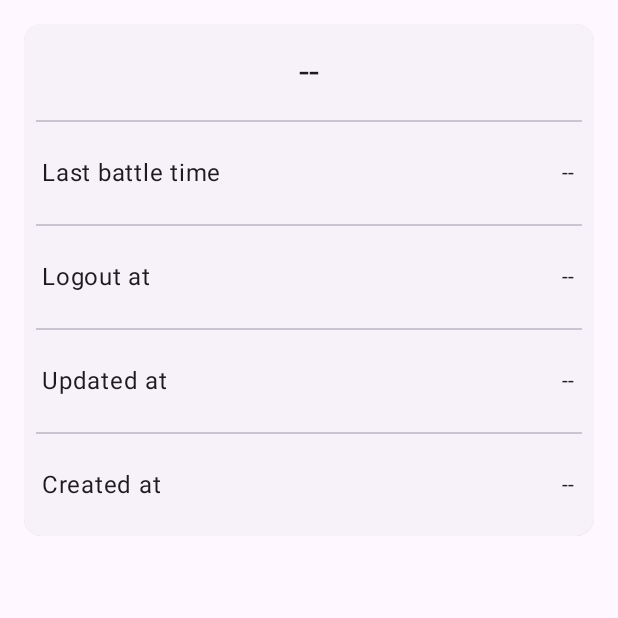
After one commit to AndriiHusiev/DynamicAssistant, an Android app built with Jetpack Compose: the composable DetailsContent called with empty values, on a phone screen of 412 x 824 dp, the top half of it. The commit adds this screen. Run offline under Robolectric (Android 15) with nearby library versions, the phone set to English and light mode, and no system bars.

Commit message:
Added Details screen, to Main Screen added snackbar and loading indicator.

```diff
--- /dev/null
+++ b/app/src/main/java/com/husiev/dynassist/components/main/composables/DetailsContent.kt
@@ -0,0 +1,150 @@
+package com.husiev.dynassist.components.main.composables
+
+import android.content.res.Configuration
+import androidx.compose.foundation.layout.Arrangement
+import androidx.compose.foundation.layout.PaddingValues
+import androidx.compose.foundation.layout.Row
+import androidx.compose.foundation.layout.fillMaxSize
+import androidx.compose.foundation.layout.fillMaxWidth
+import androidx.compose.foundation.layout.padding
+import androidx.compose.foundation.lazy.LazyColumn
+import androidx.compose.foundation.lazy.rememberLazyListState
+import androidx.compose.foundation.shape.RoundedCornerShape
+import androidx.compose.material3.CardDefaults
+import androidx.compose.material3.ElevatedCard
+import androidx.compose.material3.MaterialTheme
+import androidx.compose.material3.Surface
+import androidx.compose.material3.Text
+import androidx.compose.runtime.Composable
+import androidx.compose.ui.Alignment
+import androidx.compose.ui.Modifier
+import androidx.compose.ui.draw.clip
+import androidx.compose.ui.res.dimensionResource
+import androidx.compose.ui.res.stringResource
+import androidx.compose.ui.text.style.TextAlign
+import androidx.compose.ui.text.style.TextOverflow
+import androidx.compose.ui.tooling.preview.Preview
+import com.husiev.dynassist.R
+import com.husiev.dynassist.components.main.utils.AccountPersonalData
+import com.husiev.dynassist.components.main.utils.NO_DATA
+import com.husiev.dynassist.database.entity.asStringDate
+import com.husiev.dynassist.ui.theme.DynamicAssistantTheme
+
+@Composable
+fun DetailsContent(
+	detailsData: AccountPersonalData?,
+	modifier: Modifier = Modifier,
+) {
+	val state = rememberLazyListState()
+
+	LazyColumn(
+		modifier = modifier.fillMaxSize(),
+		state = state,
+		verticalArrangement = Arrangement.spacedBy(dimensionResource(R.dimen.padding_big)),
+		contentPadding = PaddingValues(dimensionResource(R.dimen.padding_big)),
+	) {
+		item {
+			ElevatedCard(
+				modifier = modifier.clip(RoundedCornerShape(dimensionResource(R.dimen.padding_medium))),
+				shape = RoundedCornerShape(dimensionResource(R.dimen.padding_medium)),
+				elevation = CardDefaults.elevatedCardElevation(
+					dimensionResource(R.dimen.padding_extra_small)
+				)
+			) {
+				Text(
+					text = detailsData?.nickname ?: NO_DATA,
+					modifier = Modifier
+						.padding(dimensionResource(R.dimen.padding_big))
+						.fillMaxWidth(),
+					textAlign = TextAlign.Center,
+					overflow = TextOverflow.Ellipsis,
+					maxLines = 1,
+					style = MaterialTheme.typography.headlineSmall
+				)
+
+				MainDivider()
+				DetailsCardItem(
+					title = stringResource(R.string.last_battle_time),
+					text = detailsData?.lastBattleTime ?: NO_DATA
+				)
+
+				MainDivider()
+				DetailsCardItem(
+					title = stringResource(R.string.logout_at),
+					text = detailsData?.logoutAt ?: NO_DATA
+				)
+
+				MainDivider()
+				DetailsCardItem(
+					title = stringResource(R.string.updated_at),
+					text = detailsData?.updatedAt ?: NO_DATA
+				)
+
+				MainDivider()
+				DetailsCardItem(
+					title = stringResource(R.string.created_at),
+					text = detailsData?.createdAt ?: NO_DATA
+				)
+			}
+		}
+	}
+}
+
+@Composable
+fun DetailsCardItem(
+	title: String,
+	text: String,
+	modifier: Modifier = Modifier,
+) {
+	Row(
+		modifier = modifier.fillMaxWidth(),
+		verticalAlignment = Alignment.CenterVertically,
+		horizontalArrangement = Arrangement.SpaceBetween
+	) {
+		Text(
+			text = title,
+			modifier = Modifier
+				.padding(
+					horizontal = dimensionResource(R.dimen.padding_medium),
+					vertical = dimensionResource(R.dimen.padding_large),
+				),
+			style = MaterialTheme.typography.bodyLarge
+		)
+
+		Text(
+			text = text,
+			modifier = Modifier
+				.padding(
+					horizontal = dimensionResource(R.dimen.padding_medium),
+					vertical = dimensionResource(R.dimen.padding_large),
+				),
+			style = MaterialTheme.typography.bodyMedium
+		)
+	}
+}
+
+@Preview(showBackground = true)
+@Preview(showBackground = true, uiMode = Configuration.UI_MODE_NIGHT_YES)
+@Composable
+fun DetailsContentPreview() {
+	DynamicAssistantTheme {
+		Surface(
+			color = MaterialTheme.colorScheme.background
+		) {
+//			DetailsContent(null)
+
+			DetailsContent(
+				AccountPersonalData(
+					accountId = 1,
+					nickname = "CoolNickname",
+					lastBattleTime = 1669914970.asStringDate(),
+					createdAt = 1282720111.asStringDate(),
+					updatedAt = 1692550413.asStringDate(),
+					logoutAt = 1687009120.asStringDate(),
+					clanId = null,
+					globalRating = 10563
+				)
+			)
+		}
+	}
+}
--- a/app/src/main/java/com/husiev/dynassist/components/main/navigation/DaNavHost.kt
+++ b/app/src/main/java/com/husiev/dynassist/components/main/navigation/DaNavHost.kt
@@ -28,5 +28,9 @@ fun DaNavHost(
 		technicsScreen(onClick = {})
 
 		sessionsScreen(onClick = {})
+
+		detailsScreen(
+			detailsData = personalData,
+		)
 	}
 }
--- a/app/src/main/java/com/husiev/dynassist/components/main/utils/Result.kt
+++ b/app/src/main/java/com/husiev/dynassist/components/main/utils/Result.kt
@@ -9,6 +9,7 @@ sealed interface Result<out T> {
 	data class Success<T>(val data: T) : Result<T>
 	data class Error(val exception: Throwable? = null) : Result<Nothing>
 	object Loading : Result<Nothing>
+	object StandBy : Result<Nothing>
 }
 
 fun <T> Flow<T>.asResult(): Flow<Result<T>> {
--- a/app/src/main/res/values/strings.xml
+++ b/app/src/main/res/values/strings.xml
@@ -24,6 +24,8 @@
     <string name="summary_header_performance">Battle Performance</string>
     <string name="summary_header_record">Record Score</string>
     <string name="summary_header_average">Average Score per Battle</string>
+    <string name="no_connection">Can’t load data from server</string>
+    <string name="retry">Retry</string>
 
     <!-- tab No. 1 - Summary -->
     <string-array name="summary_headers_array">
@@ -61,6 +63,13 @@
         <item>avgDamageAssistedRadio:Assisted track radio</item>
     </string-array>
 
+    <!-- tab No. 4 - Details -->
+    <string name="title_details">Details</string>
+    <string name="last_battle_time">Last battle time</string>
+    <string name="created_at">Created at</string>
+    <string name="updated_at">Updated at</string>
+    <string name="logout_at">Logout at</string>
+
     <!-- Content Description -->
     <string name="description_start_fab">Add account</string>
     <string name="description_clear_search_text">Clear search text</string>
@@ -70,4 +79,6 @@
     <string name="description_search_text">Search</string>
     <string name="description_settings_text">Settings</string>
     <string name="description_start_menu_text">Show player options</string>
+    <string name="description_account_details">Account Details</string>
+    <string name="description_refresh">Refresh</string>
 </resources>
```
Also changed, not shown: app/build.gradle.kts (+6 -5 lines), app/src/main/java/com/husiev/dynassist/components/main/MainActivity.kt (+13 -1 lines), app/src/main/java/com/husiev/dynassist/components/main/MainViewModel.kt (+5 -11 lines), app/src/main/java/com/husiev/dynassist/components/main/composables/MainCardItem.kt (+19 -1 lines), app/src/main/java/com/husiev/dynassist/components/main/composables/MainScreen.kt (+54 -15 lines), app/src/main/java/com/husiev/dynassist/components/main/composables/MainTopBars.kt (added, +76 -0 lines), app/src/main/java/com/husiev/dynassist/components/main/navigation/DetailsNavigation.kt (added, +26 -0 lines), app/src/main/java/com/husiev/dynassist/components/main/utils/DaAppState.kt (+23 -3 lines), app/src/main/java/com/husiev/dynassist/components/main/utils/MainAccountData.kt (+19 -9 lines), app/src/main/java/com/husiev/dynassist/components/start/composables/AccountListItem.kt (+14 -4 lines), app/src/main/java/com/husiev/dynassist/database/entity/PersonalEntity.kt (+14 -4 lines), app/src/main/java/com/husiev/dynassist/network/NetworkRepository.kt (+7 -0 lines).
